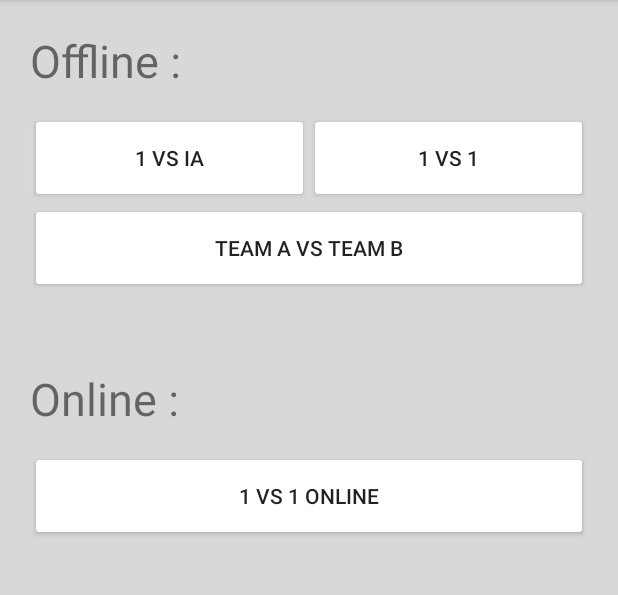
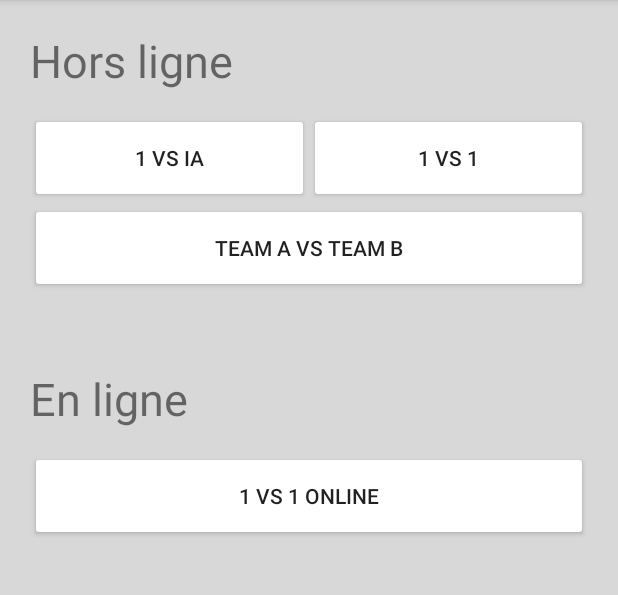
Before and after one commit to Garinlu/Polytech-2017-5A-garin_delacomble, an Android app: the screen it shows after launch (MainActivity), on a phone screen of 412 x 824 dp, the part 84-679 px from its top. Run offline under Robolectric (Android 15) with nearby library versions, the phone set to English and light mode, and no system bars.

Commit message:
string fr

```diff
--- a/app/src/main/res/layout/activity_main.xml
+++ b/app/src/main/res/layout/activity_main.xml
@@ -27,7 +27,7 @@
                 android:layout_height="55dp"
                 android:layout_gravity="top|left"
                 android:inputType="textPersonName"
-                android:text="Offline :"
+                android:text="@string/offline"
                 android:textSize="30sp" />
 
             <LinearLayout
@@ -72,7 +72,7 @@
                 android:layout_width="wrap_content"
                 android:layout_height="55dp"
                 android:inputType="textPersonName"
-                android:text="Online :"
+                android:text="@string/online"
                 android:textSize="30sp" />
 
             <Button
--- a/app/src/main/res/values/strings.xml
+++ b/app/src/main/res/values/strings.xml
@@ -1,3 +1,5 @@
 <resources>
     <string name="app_name">ZeQuizz</string>
+    <string name="online">En ligne</string>
+    <string name="offline">Hors ligne</string>
 </resources>
```
Also changed, not shown: 2 other files.
